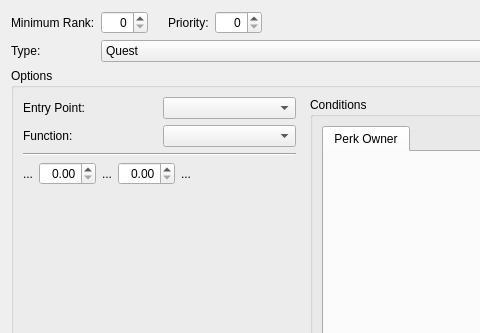
The window that native/src/DovahKit/ui/form_windows/perk/FormSubdialogPerkEntry.ui (DavidJCobb/DovahKit) describes before a commit, drawn with Qt 5; both pictures show x 0 to 480 and y 0 to 333 of the 800 by 532 pixel window.
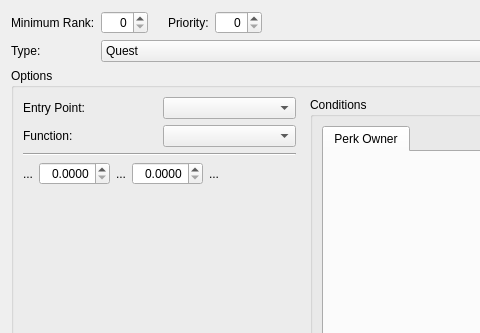
The same window after the commit. The open tabs and pages were chosen to show the change. Custom widgets are drawn as their Qt base class.

Commit message:
Perk entry point UI: float values now allow up to 4 decimal places
Up from 2.

The edit to the form file:
```diff
--- a/native/src/DovahKit/ui/form_windows/perk/FormSubdialogPerkEntry.ui
+++ b/native/src/DovahKit/ui/form_windows/perk/FormSubdialogPerkEntry.ui
@@ -408,6 +408,9 @@
                   <property name="alignment">
                    <set>Qt::AlignmentFlag::AlignRight|Qt::AlignmentFlag::AlignTrailing|Qt::AlignmentFlag::AlignVCenter</set>
                   </property>
+                  <property name="decimals">
+                   <number>4</number>
+                  </property>
                  </widget>
                 </item>
                 <item>
@@ -422,6 +425,9 @@
                   <property name="alignment">
                    <set>Qt::AlignmentFlag::AlignRight|Qt::AlignmentFlag::AlignTrailing|Qt::AlignmentFlag::AlignVCenter</set>
                   </property>
+                  <property name="decimals">
+                   <number>4</number>
+                  </property>
                  </widget>
                 </item>
                 <item>
```
Left out of the diff: 10 changed lines with no effect on the pictures.
